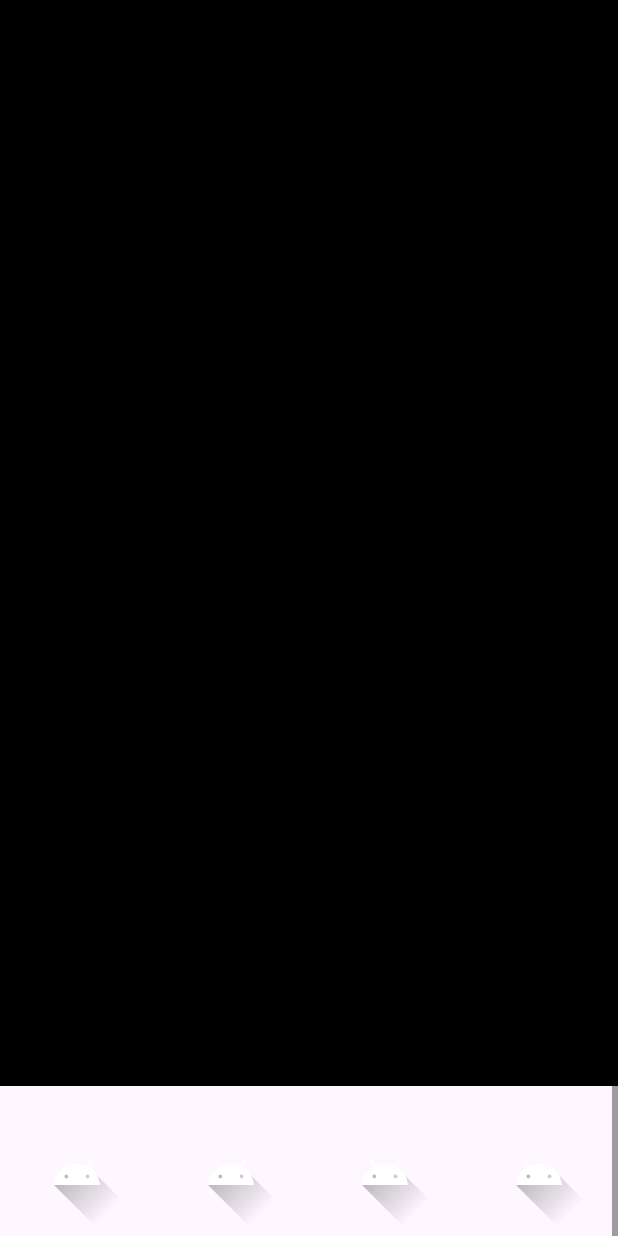
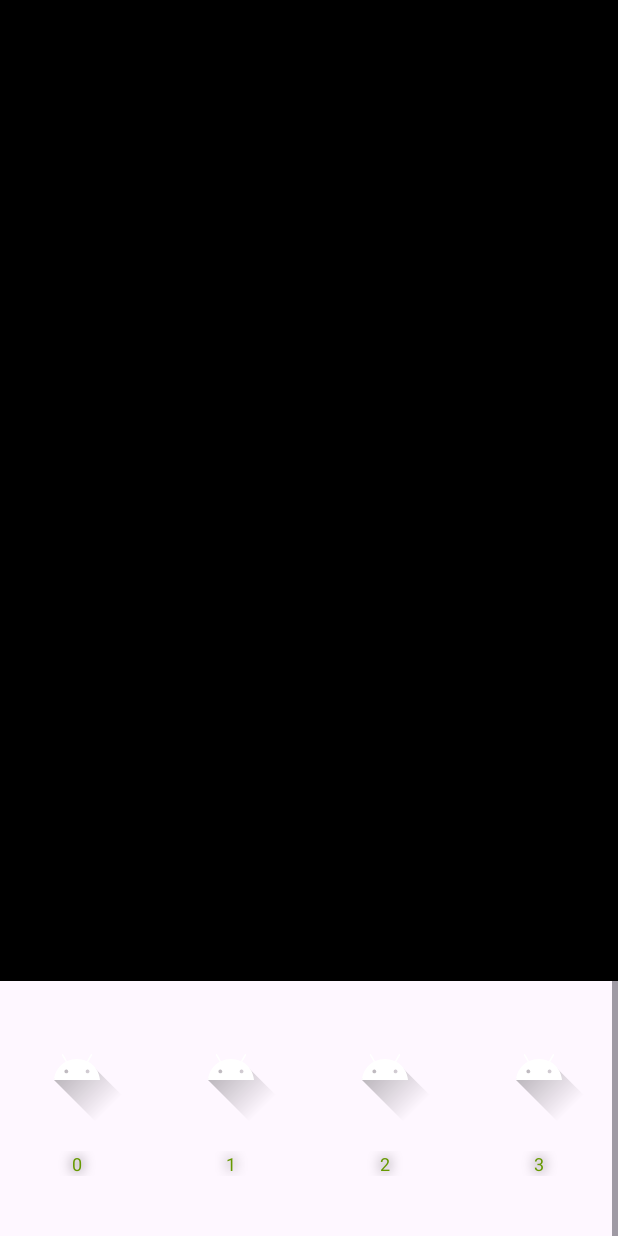
Before and after one commit to BC7/Core-Launcher, an Android app: the fragment HomeFragment shown on its own in the app's theme, on a phone screen of 412 x 824 dp. Run offline under Robolectric (Android 15) with nearby library versions, the light colour scheme and no system bars.

Commit message:
adjusts home drawer peekHeight

```diff
--- a/app/src/main/res/layout/fragment_home.xml
+++ b/app/src/main/res/layout/fragment_home.xml
@@ -24,7 +24,7 @@
             android:layout_height="wrap_content"
             style="@style/Widget.Design.BottomSheet.Modal"
             app:behavior_hideable="false"
-            app:behavior_peekHeight="100dp"
+            app:behavior_peekHeight="170dp"
             app:layout_behavior="@string/bottom_sheet_behavior"
             >
             <GridView
```
